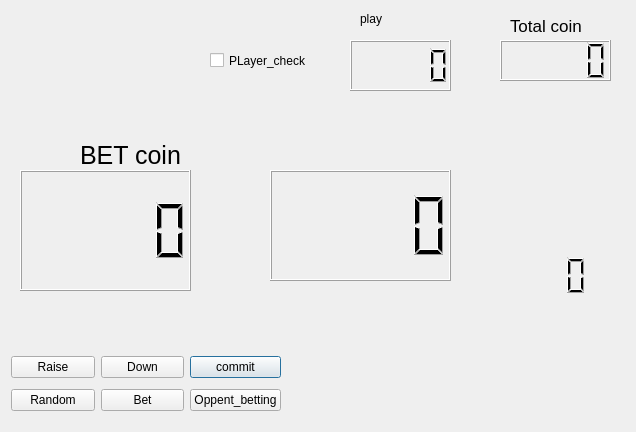
Qt form Final_2/sw_project/dialog.ui (Leejeunghun/sw_project) before a commit.
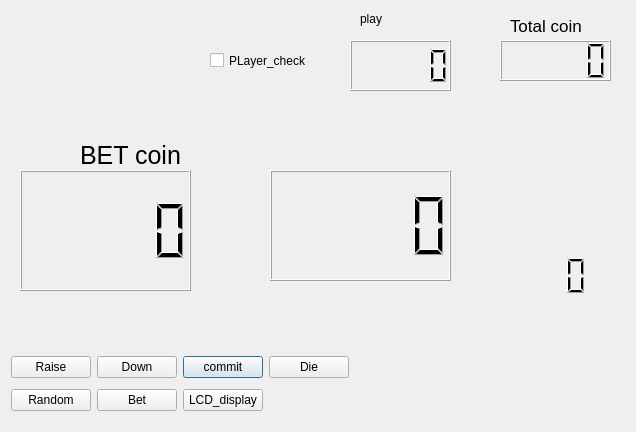
The same form after that commit. Icons and pictures are not drawn.

Diff of the .ui file:
```diff
--- a/Final_2/sw_project/dialog.ui
+++ b/Final_2/sw_project/dialog.ui
@@ -18,7 +18,7 @@
     <rect>
      <x>0</x>
      <y>340</y>
-     <width>292</width>
+     <width>360</width>
      <height>87</height>
     </rect>
    </property>
@@ -61,7 +61,14 @@
     <item row="1" column="2">
      <widget class="QPushButton" name="pushButton">
       <property name="text">
-       <string>Oppent_betting</string>
+       <string>LCD_display</string>
+      </property>
+     </widget>
+    </item>
+    <item row="0" column="3">
+     <widget class="QPushButton" name="pushButton_2">
+      <property name="text">
+       <string>Die</string>
       </property>
      </widget>
     </item>
```
